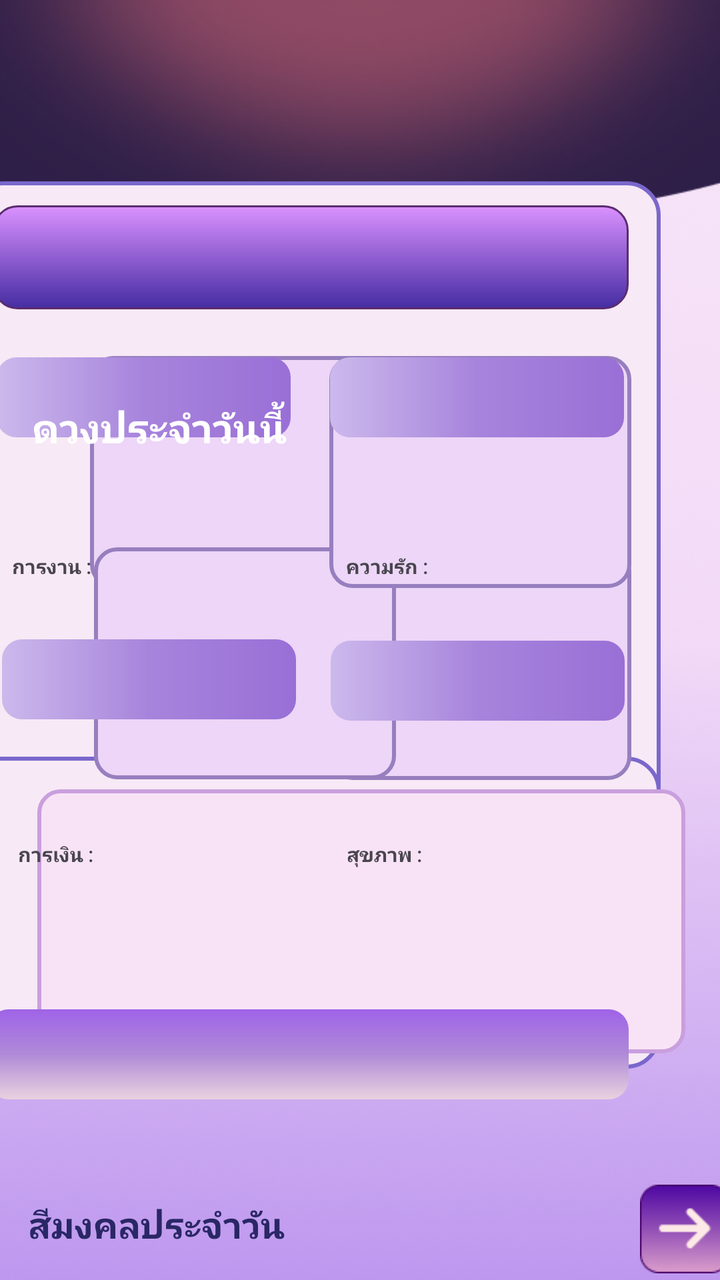
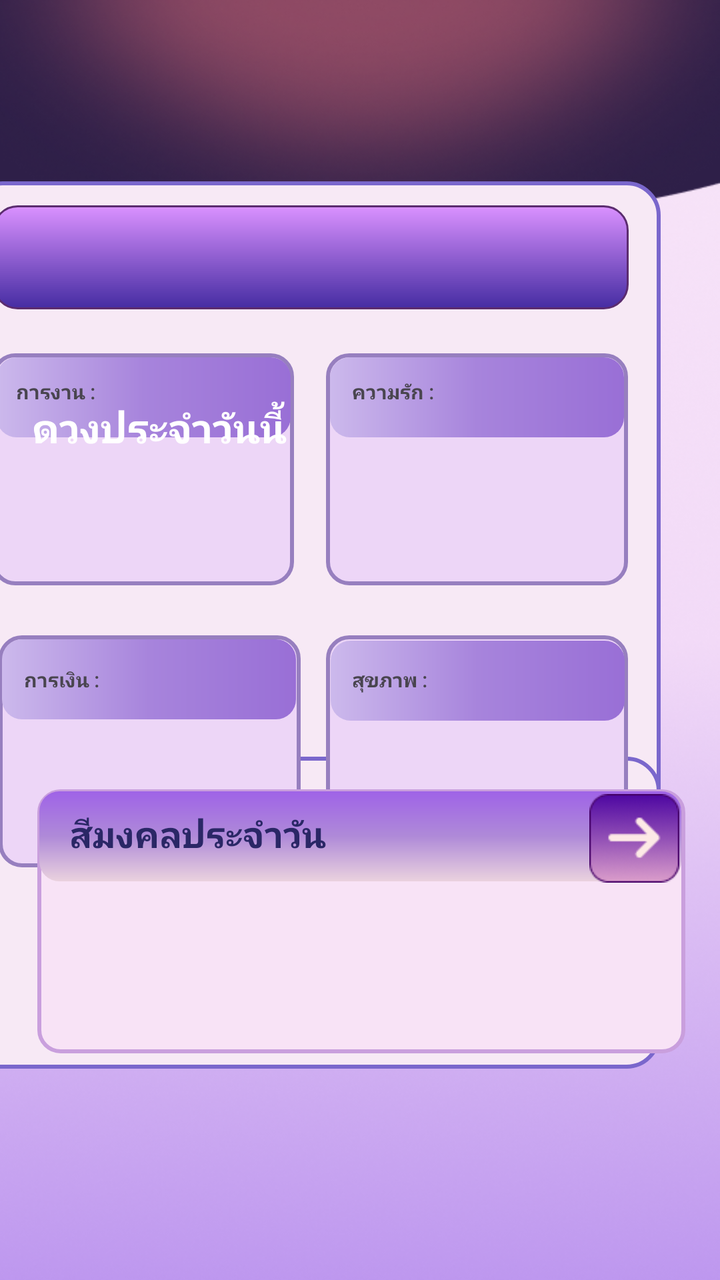

The first picture is an Android layout as it rendered before a commit; the second is the same layout after the commit. The layout source and the unified diff follow.
<!-- AndroidManifest.xml: application theme Theme.Dara -->
<!-- res/layout/fragment_show.xml -->
<?xml version="1.0" encoding="utf-8"?>
<androidx.constraintlayout.widget.ConstraintLayout xmlns:android="http://schemas.android.com/apk/res/android"
    xmlns:app="http://schemas.android.com/apk/res-auto"
    xmlns:tools="http://schemas.android.com/tools"
    android:layout_width="match_parent"
    android:layout_height="match_parent"
    android:background="@drawable/wallpaper_random"
    tools:context=".ShowFragment">

    <View
        android:id="@+id/showframe"
        android:layout_width="346dp"
        android:layout_height="378dp"
        android:layout_marginStart="30dp"
        android:layout_marginEnd="30dp"
        android:background="@drawable/bg_show_frame"
        app:layout_constraintBottom_toBottomOf="parent"
        app:layout_constraintEnd_toEndOf="parent"
        app:layout_constraintHorizontal_bias="1.0"
        app:layout_constraintStart_toStartOf="parent"
        app:layout_constraintTop_toTopOf="parent"
        app:layout_constraintVertical_bias="0.346" />

    <View
        android:id="@+id/showframe2"
        android:layout_width="349dp"
        android:layout_height="156dp"
        android:layout_marginStart="30dp"
        android:layout_marginEnd="30dp"
        android:background="@drawable/bg_show_frame"
        app:layout_constraintBottom_toBottomOf="parent"
        app:layout_constraintEnd_toEndOf="parent"
        app:layout_constraintHorizontal_bias="1.0"
        app:layout_constraintStart_toStartOf="parent"
        app:layout_constraintTop_toTopOf="parent"
        app:layout_constraintVertical_bias="0.782" />

    <View
        android:id="@+id/showfg"
        android:layout_width="151dp"
        android:layout_height="116dp"
        android:layout_marginStart="40dp"
        android:layout_marginEnd="40dp"
        android:background="@drawable/bg_show_fg"
        app:layout_constraintBottom_toBottomOf="parent"
        app:layout_constraintEnd_toEndOf="parent"
        app:layout_constraintHorizontal_bias="0.039"
        app:layout_constraintStart_toStartOf="parent"
        app:layout_constraintTop_toTopOf="parent"
        app:layout_constraintVertical_bias="0.34" />

    <View
        android:id="@+id/showfg6"
        android:layout_width="151dp"
        android:layout_height="116dp"
        android:layout_marginStart="40dp"
        android:layout_marginEnd="40dp"
        android:background="@drawable/bg_show_fg"
        app:layout_constraintBottom_toBottomOf="parent"
        app:layout_constraintEnd_toEndOf="parent"
        app:layout_constraintHorizontal_bias="0.966"
        app:layout_constraintStart_toStartOf="parent"
        app:layout_constraintTop_toTopOf="parent"
        app:layout_constraintVertical_bias="0.523" />

    <View
        android:id="@+id/showfg7"
        android:layout_width="151dp"
        android:layout_height="116dp"
        android:layout_marginStart="40dp"
        android:layout_marginEnd="40dp"
        android:background="@drawable/bg_show_fg"
        app:layout_constraintBottom_toBottomOf="parent"
        app:layout_constraintEnd_toEndOf="parent"
        app:layout_constraintHorizontal_bias="0.055"
        app:layout_constraintStart_toStartOf="parent"
        app:layout_constraintTop_toTopOf="parent"
        app:layout_constraintVertical_bias="0.522" />

    <View
        android:id="@+id/showfg8"
        android:layout_width="151dp"
        android:layout_height="116dp"
        android:layout_marginStart="40dp"
        android:layout_marginEnd="40dp"
        android:background="@drawable/bg_show_fg"
        app:layout_constraintBottom_toBottomOf="parent"
        app:layout_constraintEnd_toEndOf="parent"
        app:layout_constraintHorizontal_bias="0.966"
        app:layout_constraintStart_toStartOf="parent"
        app:layout_constraintTop_toTopOf="parent"
        app:layout_constraintVertical_bias="0.34" />

    <TextView
        android:id="@+id/showtg2"
        android:layout_width="147dp"
        android:layout_height="40dp"
        android:layout_marginStart="1dp"
        android:layout_marginTop="88dp"
        android:layout_marginEnd="13.5dp"
        android:background="@drawable/bg_show_tg"
        android:gravity="left"
        android:textColor="#FFFFFF"
        android:textSize="14sp"
        android:textStyle="bold"
        app:layout_constraintEnd_toEndOf="@+id/showframe"
        app:layout_constraintHorizontal_bias="0.976"
        app:layout_constraintStart_toStartOf="@+id/showframe"
        app:layout_constraintTop_toTopOf="@+id/showframe" />

    <TextView
        android:id="@+id/showtg6"
        android:layout_width="147dp"
        android:layout_height="40dp"
        android:layout_marginStart="14dp"
        android:layout_marginTop="229.1dp"
        android:layout_marginEnd="12dp"
        android:background="@drawable/bg_show_tg"
        android:textColor="#FFFFFF"
        android:textSize="14sp"
        android:textStyle="bold"
        app:layout_constraintEnd_toEndOf="@+id/showframe"
        app:layout_constraintHorizontal_bias="0.017"
        app:layout_constraintStart_toStartOf="@+id/showframe"
        app:layout_constraintTop_toTopOf="@+id/showframe" />

    <TextView
        android:id="@+id/showtg7"
        android:layout_width="147dp"
        android:layout_height="40dp"
        android:layout_marginStart="1dp"
        android:layout_marginTop="229.5dp"
        android:layout_marginEnd="14.5dp"
        android:background="@drawable/bg_show_tg"
        android:gravity="left"
        android:textColor="#FFFFFF"
        android:textSize="14sp"
        android:textStyle="bold"
        app:layout_constraintEnd_toEndOf="@+id/showframe"
        app:layout_constraintHorizontal_bias="0.983"
        app:layout_constraintStart_toStartOf="@+id/showframe"
        app:layout_constraintTop_toTopOf="@+id/showframe" />

    <TextView
        android:id="@+id/showtg"
        android:layout_width="147dp"
        android:layout_height="40dp"
        android:layout_marginStart="13dp"
        android:layout_marginTop="88dp"
        android:layout_marginEnd="12dp"
        android:background="@drawable/bg_show_tg"
        android:gravity="left"
        android:textColor="#FFFFFF"
        android:textSize="14sp"
        android:textStyle="bold"
        app:layout_constraintEnd_toEndOf="@+id/showframe"
        app:layout_constraintHorizontal_bias="0.005"
        app:layout_constraintStart_toStartOf="@+id/showframe"
        app:layout_constraintTop_toTopOf="@+id/showframe" />

    <TextView
        android:id="@+id/gradient"
        android:layout_width="318dp"
        android:layout_height="52dp"
        android:layout_marginStart="12dp"
        android:layout_marginTop="12dp"
        android:layout_marginEnd="12dp"
        android:background="@drawable/bg_show_gradient"
        android:gravity="left"
        android:textColor="#FFFFFF"
        android:textSize="18sp"
        android:textStyle="bold"
        app:layout_constraintEnd_toEndOf="@+id/showframe"
        app:layout_constraintHorizontal_bias="0.0"
        app:layout_constraintStart_toStartOf="@+id/showframe"
        app:layout_constraintTop_toTopOf="@+id/showframe" />

    <View
        android:id="@+id/showframe02"
        android:layout_width="324dp"
        android:layout_height="132dp"
        android:layout_marginStart="30dp"
        android:layout_marginEnd="30dp"
        android:background="@drawable/bg_show_frame02"
        app:layout_constraintBottom_toBottomOf="parent"
        app:layout_constraintEnd_toEndOf="parent"
        app:layout_constraintHorizontal_bias="0.481"
        app:layout_constraintStart_toStartOf="parent"
        app:layout_constraintTop_toTopOf="parent"
        app:layout_constraintVertical_bias="0.777" />

    <TextView
        android:id="@+id/showtg02"
        android:layout_width="320dp"
        android:layout_height="45dp"
        android:layout_marginStart="10dp"
        android:layout_marginTop="414dp"
        android:layout_marginEnd="14dp"
        android:background="@drawable/bg_show_tg02"
        android:gravity="left"
        android:textColor="#FFFFFF"
        android:textSize="18sp"
        android:textStyle="bold"
        app:layout_constraintEnd_toEndOf="@+id/showframe"
        app:layout_constraintHorizontal_bias="0.0"
        app:layout_constraintStart_toStartOf="@+id/showframe"
        app:layout_constraintTop_toTopOf="@+id/showframe" />

    <TextView
        android:id="@+id/textView6"
        android:layout_width="wrap_content"
        android:layout_height="wrap_content"
        android:layout_marginStart="20dp"
        android:layout_marginTop="200dp"
        android:fontFamily="@font/montserrat_semibold"
        android:text="ดวงประจำวันนี้"
        android:textColor="#FFFFFF"
        android:textFontWeight="700"
        android:textSize="20sp"
        app:layout_constraintStart_toStartOf="@+id/gradient"
        app:layout_constraintTop_toTopOf="parent" />

    <TextView
        android:id="@+id/textView15"
        android:layout_width="wrap_content"
        android:layout_height="wrap_content"
        android:layout_marginStart="8dp"
        android:layout_marginTop="276dp"
        android:fontFamily="@font/montserrat_bold"
        android:text="การงาน : "
        android:textSize="10sp"
        android:textStyle="bold"
        app:layout_constraintStart_toStartOf="@+id/showtg"
        app:layout_constraintTop_toTopOf="parent" />

    <TextView
        android:id="@+id/textView17"
        android:layout_width="wrap_content"
        android:layout_height="wrap_content"
        android:layout_marginStart="8dp"
        android:layout_marginTop="420dp"
        android:fontFamily="@font/montserrat_bold"
        android:text="การเงิน : "
        android:textSize="10sp"
        android:textStyle="bold"
        app:layout_constraintStart_toStartOf="@+id/showtg6"
        app:layout_constraintTop_toTopOf="parent" />

    <TextView
        android:id="@+id/textView18"
        android:layout_width="wrap_content"
        android:layout_height="wrap_content"
        android:layout_marginStart="8dp"
        android:layout_marginTop="420dp"
        android:fontFamily="@font/montserrat_bold"
        android:text="สุขภาพ : "
        android:textSize="10sp"
        android:textStyle="bold"
        app:layout_constraintStart_toStartOf="@+id/showtg7"
        app:layout_constraintTop_toTopOf="parent" />

    <TextView
        android:id="@+id/textView16"
        android:layout_width="wrap_content"
        android:layout_height="wrap_content"
        android:layout_marginStart="8dp"
        android:layout_marginTop="276dp"
        android:fontFamily="@font/montserrat_bold"
        android:text="ความรัก : "
        android:textSize="10sp"
        android:textStyle="bold"
        app:layout_constraintStart_toStartOf="@+id/showtg2"
        app:layout_constraintTop_toTopOf="parent" />

    <TextView
        android:id="@+id/textView19"
        android:layout_width="wrap_content"
        android:layout_height="wrap_content"
        android:layout_marginStart="20dp"
        android:layout_marginTop="600dp"
        android:fontFamily="@font/montserrat_bold"
        android:text="สีมงคลประจำวัน"
        android:textColor="#2A2766"
        android:textFontWeight="700"
        android:textSize="18sp"
        app:layout_constraintStart_toStartOf="@+id/showtg02"
        app:layout_constraintTop_toTopOf="parent" />

    <ImageView
        android:id="@+id/btnshow_next"
        android:layout_width="45dp"
        android:layout_height="49dp"
        android:layout_marginStart="320dp"
        android:layout_marginTop="590dp"
        android:src="@drawable/next"
        app:layout_constraintStart_toStartOf="parent"
        app:layout_constraintTop_toTopOf="parent" />

</androidx.constraintlayout.widget.ConstraintLayout>
<!-- resources referenced by this layout -->
<resources>
  <!-- drawable bg_show_fg (drawable) -->
  <?xml version="1.0" encoding="utf-8"?>
  <shape xmlns:android="http://schemas.android.com/apk/res/android"
      android:shape="rectangle">
  
      <solid android:color="#EDD6F7" />
  
      <stroke
          android:width="2dp"
          android:color="#977FBF
  " />
  
      <corners android:radius="10.5dp" />
  
  </shape>
  <!-- drawable bg_show_frame (drawable) -->
  <?xml version="1.0" encoding="utf-8"?>
  <shape xmlns:android="http://schemas.android.com/apk/res/android"
      android:shape="rectangle">
  
      <solid android:color="#F7E9F5" />
  
      <stroke
          android:width="2dp"
          android:color="#7A67CC" />
  
      <corners android:radius="16dp" />
  
  </shape>
  <!-- drawable bg_show_frame02 (drawable) -->
  <?xml version="1.0" encoding="utf-8"?>
  <shape xmlns:android="http://schemas.android.com/apk/res/android"
      android:shape="rectangle">
  
      <solid android:color="#F8E3F6" />
  
      <stroke
          android:width="2dp"
          android:color="#C99FDD" />
  
      <corners android:radius="10.5dp" />
  
  </shape>
  <!-- drawable bg_show_gradient (drawable) -->
  <?xml version="1.0" encoding="utf-8"?>
  <shape xmlns:android="http://schemas.android.com/apk/res/android"
      android:shape="rectangle">
  
      <gradient
          android:startColor="#DA91FF"
          android:endColor="#452CA2"
          android:angle="270" /> <stroke
      android:width="1dp"
      android:color="#5B2C6F" />
  
      <corners android:radius="12dp" />
  </shape>
  <!-- drawable bg_show_tg (drawable) -->
  <?xml version="1.0" encoding="utf-8"?>
  <shape xmlns:android="http://schemas.android.com/apk/res/android"
      android:shape="rectangle">
  
      <gradient
          android:startColor="#CCB9EC"
          android:centerColor="#A784DC"
          android:endColor="#996FD6"
          android:angle="0" />
  
      <corners android:radius="10dp" />
  </shape>
  <!-- drawable bg_show_tg02 (drawable) -->
  <?xml version="1.0" encoding="utf-8"?>
  <shape xmlns:android="http://schemas.android.com/apk/res/android"
      android:shape="rectangle">
  
      <gradient
          android:startColor="#9F63E7"
          android:centerColor="#AF8AD8"
          android:endColor="#EAD2DE"
          android:angle="270" />
  
      <corners android:radius="10dp" />
  </shape>
  <!-- drawable next: png bitmap (drawable, 4452 bytes) -->
  <!-- drawable wallpaper_random: png bitmap (drawable, 237534 bytes) -->
  <style name="Theme.Dara" parent="Base.Theme.Dara" />
  <style name="Base.Theme.Dara" parent="Theme.Material3.DayNight.NoActionBar">
          
          
      </style>
</resources>

<!-- the commit's change to res/layout/fragment_show.xml (unified diff, before → after) -->
@@ -39,57 +39,41 @@
         android:id="@+id/showfg"
         android:layout_width="151dp"
         android:layout_height="116dp"
-        android:layout_marginStart="40dp"
-        android:layout_marginEnd="40dp"
-        android:background="@drawable/bg_show_fg"
-        app:layout_constraintBottom_toBottomOf="parent"
-        app:layout_constraintEnd_toEndOf="parent"
-        app:layout_constraintHorizontal_bias="0.039"
-        app:layout_constraintStart_toStartOf="parent"
-        app:layout_constraintTop_toTopOf="parent"
-        app:layout_constraintVertical_bias="0.34" />
+        android:layout_marginStart="11.5dp"
+        android:layout_marginTop="86dp"
+        android:background="@drawable/bg_show_fg"
+        app:layout_constraintStart_toStartOf="@id/showframe"
+        app:layout_constraintTop_toTopOf="@id/showframe" />
 
     <View
         android:id="@+id/showfg6"
         android:layout_width="151dp"
         android:layout_height="116dp"
-        android:layout_marginStart="40dp"
-        android:layout_marginEnd="40dp"
-        android:background="@drawable/bg_show_fg"
-        app:layout_constraintBottom_toBottomOf="parent"
-        app:layout_constraintEnd_toEndOf="parent"
-        app:layout_constraintHorizontal_bias="0.966"
-        app:layout_constraintStart_toStartOf="parent"
-        app:layout_constraintTop_toTopOf="parent"
-        app:layout_constraintVertical_bias="0.523" />
+        android:layout_marginTop="227dp"
+        android:layout_marginEnd="16dp"
+        android:background="@drawable/bg_show_fg"
+        app:layout_constraintEnd_toEndOf="@id/showframe"
+        app:layout_constraintTop_toTopOf="@id/showframe" />
 
     <View
         android:id="@+id/showfg7"
         android:layout_width="151dp"
         android:layout_height="116dp"
-        android:layout_marginStart="40dp"
-        android:layout_marginEnd="40dp"
-        android:background="@drawable/bg_show_fg"
-        app:layout_constraintBottom_toBottomOf="parent"
-        app:layout_constraintEnd_toEndOf="parent"
-        app:layout_constraintHorizontal_bias="0.055"
-        app:layout_constraintStart_toStartOf="parent"
-        app:layout_constraintTop_toTopOf="parent"
-        app:layout_constraintVertical_bias="0.522" />
+        android:layout_marginStart="15dp"
+        android:layout_marginTop="227dp"
+        android:background="@drawable/bg_show_fg"
+        app:layout_constraintStart_toStartOf="@id/showframe"
+        app:layout_constraintTop_toTopOf="@id/showframe" />
 
     <View
         android:id="@+id/showfg8"
         android:layout_width="151dp"
         android:layout_height="116dp"
-        android:layout_marginStart="40dp"
-        android:layout_marginEnd="40dp"
-        android:background="@drawable/bg_show_fg"
-        app:layout_constraintBottom_toBottomOf="parent"
-        app:layout_constraintEnd_toEndOf="parent"
-        app:layout_constraintHorizontal_bias="0.966"
-        app:layout_constraintStart_toStartOf="parent"
-        app:layout_constraintTop_toTopOf="parent"
-        app:layout_constraintVertical_bias="0.34" />
+        android:layout_marginTop="86dp"
+        android:layout_marginEnd="16dp"
+        android:background="@drawable/bg_show_fg"
+        app:layout_constraintEnd_toEndOf="@id/showframe"
+        app:layout_constraintTop_toTopOf="@id/showframe" />
 
     <TextView
         android:id="@+id/showtg2"
@@ -99,7 +83,6 @@
         android:layout_marginTop="88dp"
         android:layout_marginEnd="13.5dp"
         android:background="@drawable/bg_show_tg"
-        android:gravity="left"
         android:textColor="#FFFFFF"
         android:textSize="14sp"
         android:textStyle="bold"
@@ -132,7 +115,6 @@
         android:layout_marginTop="229.5dp"
         android:layout_marginEnd="14.5dp"
         android:background="@drawable/bg_show_tg"
-        android:gravity="left"
         android:textColor="#FFFFFF"
         android:textSize="14sp"
         android:textStyle="bold"
@@ -149,7 +131,6 @@
         android:layout_marginTop="88dp"
         android:layout_marginEnd="12dp"
         android:background="@drawable/bg_show_tg"
-        android:gravity="left"
         android:textColor="#FFFFFF"
         android:textSize="14sp"
         android:textStyle="bold"
@@ -191,20 +172,20 @@
 
     <TextView
         android:id="@+id/showtg02"
-        android:layout_width="320dp"
+        android:layout_width="321dp"
         android:layout_height="45dp"
-        android:layout_marginStart="10dp"
-        android:layout_marginTop="414dp"
-        android:layout_marginEnd="14dp"
+        android:layout_marginStart="1dp"
+        android:layout_marginTop="1dp"
+        android:layout_marginEnd="12dp"
         android:background="@drawable/bg_show_tg02"
         android:gravity="left"
         android:textColor="#FFFFFF"
         android:textSize="18sp"
         android:textStyle="bold"
-        app:layout_constraintEnd_toEndOf="@+id/showframe"
+        app:layout_constraintEnd_toEndOf="@id/showframe02"
         app:layout_constraintHorizontal_bias="0.0"
-        app:layout_constraintStart_toStartOf="@+id/showframe"
-        app:layout_constraintTop_toTopOf="@+id/showframe" />
+        app:layout_constraintStart_toStartOf="@id/showframe02"
+        app:layout_constraintTop_toTopOf="@id/showframe02" />
 
     <TextView
         android:id="@+id/textView6"
@@ -224,76 +205,75 @@
         android:id="@+id/textView15"
         android:layout_width="wrap_content"
         android:layout_height="wrap_content"
-        android:layout_marginStart="8dp"
-        android:layout_marginTop="276dp"
+        android:layout_marginStart="24dp"
+        android:layout_marginTop="12dp"
         android:fontFamily="@font/montserrat_bold"
         android:text="การงาน : "
         android:textSize="10sp"
         android:textStyle="bold"
-        app:layout_constraintStart_toStartOf="@+id/showtg"
-        app:layout_constraintTop_toTopOf="parent" />
+        app:layout_constraintStart_toStartOf="@id/showframe"
+        app:layout_constraintTop_toTopOf="@id/showfg" />
 
     <TextView
         android:id="@+id/textView17"
         android:layout_width="wrap_content"
         android:layout_height="wrap_content"
-        android:layout_marginStart="8dp"
-        android:layout_marginTop="420dp"
+        android:layout_marginStart="28dp"
+        android:layout_marginTop="156dp"
         android:fontFamily="@font/montserrat_bold"
         android:text="การเงิน : "
         android:textSize="10sp"
         android:textStyle="bold"
-        app:layout_constraintStart_toStartOf="@+id/showtg6"
-        app:layout_constraintTop_toTopOf="parent" />
+        app:layout_constraintStart_toStartOf="@id/showframe"
+        app:layout_constraintTop_toTopOf="@id/showfg" />
 
     <TextView
         android:id="@+id/textView18"
         android:layout_width="wrap_content"
         android:layout_height="wrap_content"
-        android:layout_marginStart="8dp"
-        android:layout_marginTop="420dp"
+        android:layout_marginStart="192dp"
+        android:layout_marginTop="156dp"
         android:fontFamily="@font/montserrat_bold"
         android:text="สุขภาพ : "
         android:textSize="10sp"
         android:textStyle="bold"
-        app:layout_constraintStart_toStartOf="@+id/showtg7"
-        app:layout_constraintTop_toTopOf="parent" />
+        app:layout_constraintStart_toStartOf="@id/showframe"
+        app:layout_constraintTop_toTopOf="@id/showfg" />
 
     <TextView
         android:id="@+id/textView16"
         android:layout_width="wrap_content"
         android:layout_height="wrap_content"
-        android:layout_marginStart="8dp"
-        android:layout_marginTop="276dp"
+        android:layout_marginStart="192dp"
+        android:layout_marginTop="12dp"
         android:fontFamily="@font/montserrat_bold"
         android:text="ความรัก : "
         android:textSize="10sp"
         android:textStyle="bold"
-        app:layout_constraintStart_toStartOf="@+id/showtg2"
-        app:layout_constraintTop_toTopOf="parent" />
+        app:layout_constraintStart_toStartOf="@id/showframe"
+        app:layout_constraintTop_toTopOf="@id/showfg" />
 
     <TextView
         android:id="@+id/textView19"
         android:layout_width="wrap_content"
         android:layout_height="wrap_content"
-        android:layout_marginStart="20dp"
-        android:layout_marginTop="600dp"
+        android:layout_marginStart="16dp"
+        android:layout_marginTop="10dp"
         android:fontFamily="@font/montserrat_bold"
         android:text="สีมงคลประจำวัน"
         android:textColor="#2A2766"
-        android:textFontWeight="700"
         android:textSize="18sp"
-        app:layout_constraintStart_toStartOf="@+id/showtg02"
-        app:layout_constraintTop_toTopOf="parent" />
+        android:textStyle="bold"
+        app:layout_constraintStart_toStartOf="@id/showframe02"
+        app:layout_constraintTop_toTopOf="@id/showframe02"/>
 
     <ImageView
         android:id="@+id/btnshow_next"
         android:layout_width="45dp"
         android:layout_height="49dp"
-        android:layout_marginStart="320dp"
-        android:layout_marginTop="590dp"
+        android:layout_marginEnd="3dp"
         android:src="@drawable/next"
-        app:layout_constraintStart_toStartOf="parent"
-        app:layout_constraintTop_toTopOf="parent" />
+        app:layout_constraintEnd_toEndOf="@id/showframe02"
+        app:layout_constraintTop_toTopOf="@id/showframe02" />
 
 </androidx.constraintlayout.widget.ConstraintLayout>
